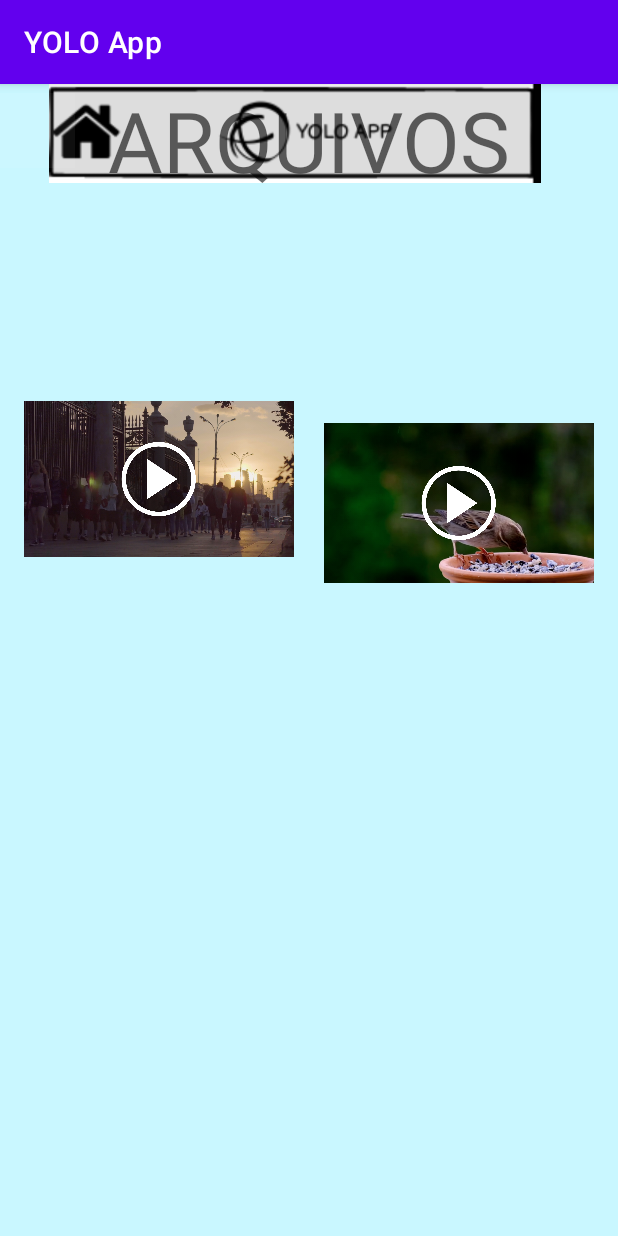
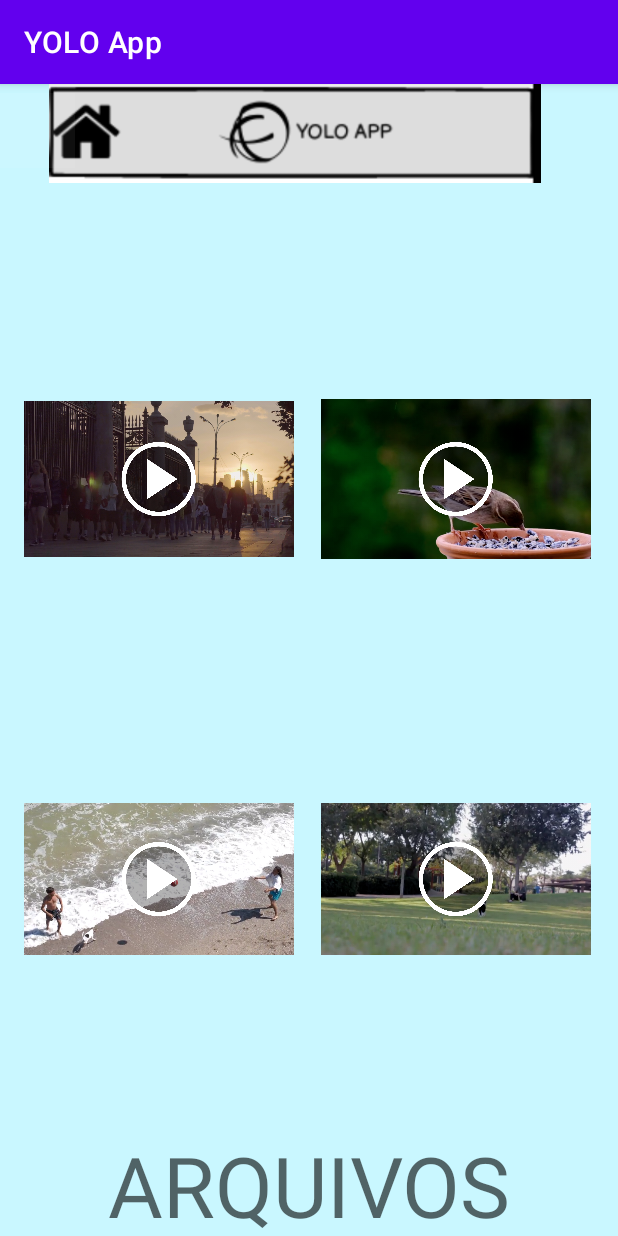
Before and after one commit to nataliasousafreire/YOLO-APP, an Android app: the Listvideo screen opened directly, with no data from a screen before it, on a phone screen of 412 x 824 dp. Run offline under Robolectric (Android 15) with nearby library versions, the light colour scheme and no system bars.

Commit message:
fix: constrains of list video xml

```diff
--- a/app/src/main/res/layout/activity_listvideo.xml
+++ b/app/src/main/res/layout/activity_listvideo.xml
@@ -24,11 +24,11 @@
         android:id="@+id/imageView2"
         android:layout_width="180dp"
         android:layout_height="200dp"
-        android:layout_marginBottom="104dp"
-        app:layout_constraintBottom_toBottomOf="@+id/textView6"
+        app:layout_constraintBottom_toTopOf="@+id/textView6"
         app:layout_constraintEnd_toEndOf="parent"
         app:layout_constraintHorizontal_bias="0.069"
         app:layout_constraintStart_toStartOf="parent"
+        app:layout_constraintTop_toBottomOf="@+id/imageView"
         app:srcCompat="@drawable/video2" />
 
     <ImageView
@@ -37,22 +37,20 @@
         android:layout_height="200dp"
         app:layout_constraintBottom_toTopOf="@+id/textView6"
         app:layout_constraintEnd_toEndOf="parent"
-        app:layout_constraintHorizontal_bias="0.961"
-        app:layout_constraintStart_toStartOf="parent"
-        app:layout_constraintTop_toBottomOf="@+id/imageView15"
-        app:layout_constraintVertical_bias="0.902"
+        app:layout_constraintStart_toEndOf="@+id/imageView2"
+        app:layout_constraintTop_toBottomOf="@+id/imageView4"
         app:srcCompat="@drawable/video3" />
 
     <ImageView
         android:id="@+id/imageView4"
         android:layout_width="180dp"
         android:layout_height="200dp"
+        android:layout_marginTop="97dp"
         app:layout_constraintBottom_toBottomOf="parent"
         app:layout_constraintEnd_toEndOf="parent"
-        app:layout_constraintHorizontal_bias="0.93"
-        app:layout_constraintStart_toStartOf="parent"
-        app:layout_constraintTop_toTopOf="@+id/imageView15"
-        app:layout_constraintVertical_bias="0.316"
+        app:layout_constraintStart_toEndOf="@+id/imageView"
+        app:layout_constraintTop_toBottomOf="@+id/imageView15"
+        app:layout_constraintVertical_bias="0.0"
         app:srcCompat="@drawable/video4" />
 
     <ImageView
@@ -112,9 +110,9 @@
         android:layout_height="71dp"
         android:text="ARQUIVOS"
         android:textAppearance="@style/TextAppearance.AppCompat.Display3"
+        app:layout_constraintBottom_toBottomOf="parent"
         app:layout_constraintEnd_toEndOf="parent"
-        app:layout_constraintStart_toStartOf="parent"
-        tools:layout_editor_absoluteY="621dp" />
+        app:layout_constraintStart_toStartOf="parent" />
 
     <ImageView
         android:id="@+id/ImageMain"
```
